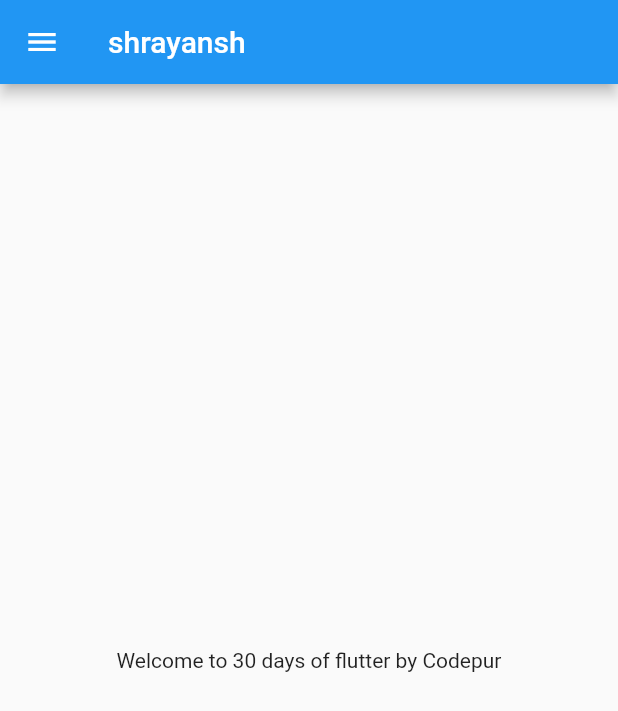
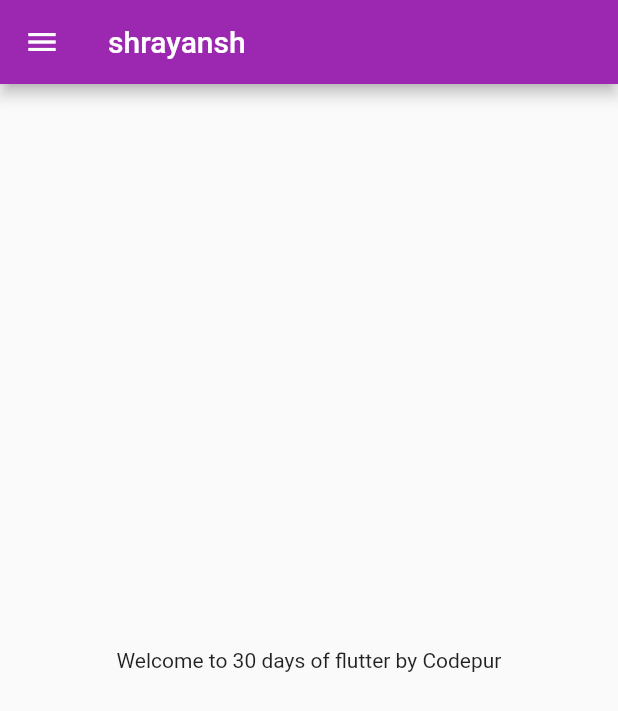
Before and after one commit to shrayanshjain103/30-Days-Of-Flutter, a Flutter app: the screen it shows after launch, on a phone screen of 412 x 824 dp. Shown: the top 711 px of the screen. Run offline on Flutter 3.47's test engine with Material 2 defaults, Android fonts, the phone set to English and light mode, and no system bars.

Commit message:
Day 3 completed

```diff
--- a/lib/main.dart
+++ b/lib/main.dart
@@ -1,5 +1,6 @@
 import 'package:flutter/material.dart';
-import 'package:flutter_application_2/home_page.dart';
+import 'package:flutter_application_2/pages/login_page.dart';
+import 'pages/home_page.dart';
 
  void main() {
   runApp(MyApp());
@@ -10,7 +11,18 @@ class MyApp extends StatelessWidget {
   @override
   Widget build(BuildContext context) {
     return MaterialApp(
-      home: HomePage(),
+      debugShowCheckedModeBanner: false,
+      themeMode: ThemeMode.light,
+      theme: ThemeData(primarySwatch: Colors.purple),
+      darkTheme: ThemeData(
+        brightness: Brightness.dark,
+      ),
+      initialRoute: "/home",
+      routes: {
+        "/":(context)=>LoginPage(),
+        "/home":(context)=>HomePage(),
+        "/login":(context)=>LoginPage()
+      },
      );
   }
 }
```
Also changed, not shown: lib/pages/login_page.dart (added, +23 -0 lines), lib/pages/home_page.dart (renamed from lib/home_page.dart).
